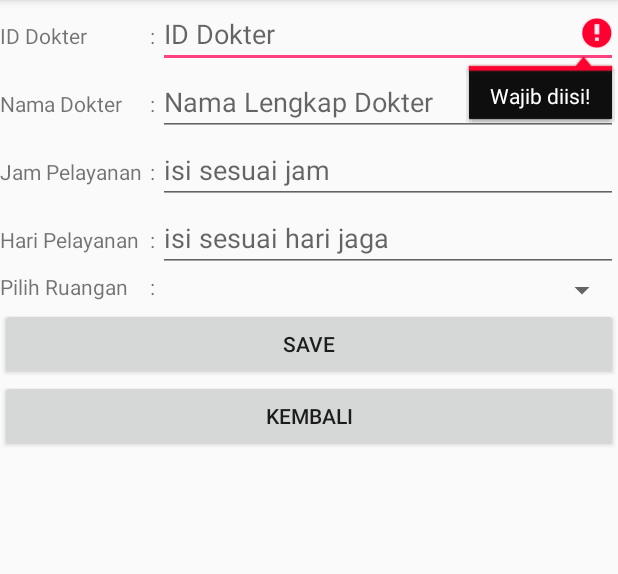
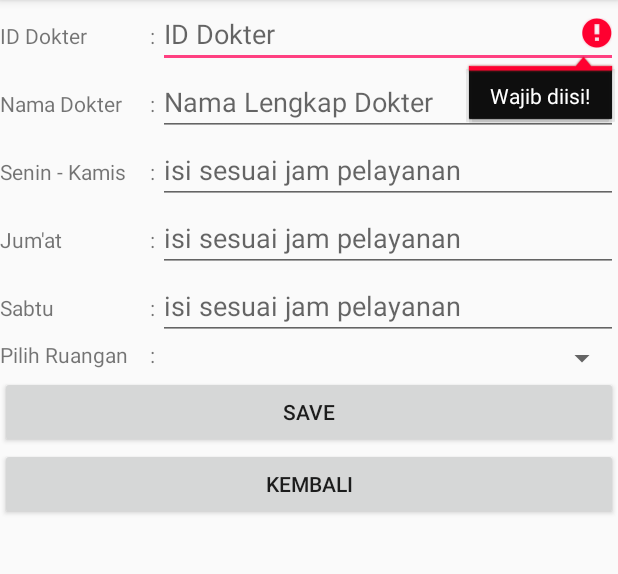
Before and after one commit to remizarezho/Tugas-Akhir-Antrian-Pasien, an Android app: the DetailPoli screen opened directly, with no data from a screen before it, after a tap on "SAVE", on a phone screen of 412 x 824 dp, the part 84-658 px from its top. Run offline under Robolectric (Android 15) with nearby library versions, the phone set to English and light mode, and no system bars; our stand-ins replace Firebase (no records; nobody signed in at launch, a user with empty details on screens opened directly).

Commit message:
+detail_layout_poli

```diff
--- a/Aplikasi/app/src/main/java/com/example/tugasakhirantrianpasien/DetailPoli.java
+++ b/Aplikasi/app/src/main/java/com/example/tugasakhirantrianpasien/DetailPoli.java
@@ -33,8 +33,9 @@ public class DetailPoli extends AppCompatActivity   implements AdapterView.OnIte
     private Button mKembali;
     private EditText editIdDokter;
     private EditText editNamaDokter;
-    private EditText editJamPelayanan;
-    private EditText editHariPelayanan;
+    private EditText editSenkam;
+    private EditText editJumat;
+    private EditText editSabtu;
 
     Spinner spinner;
 
@@ -50,8 +51,9 @@ public class DetailPoli extends AppCompatActivity   implements AdapterView.OnIte
         mKembali = findViewById(R.id.btnkembali);
         editIdDokter = findViewById(R.id.edt_idDok);
         editNamaDokter = findViewById(R.id.edt_namaDok);
-        editJamPelayanan = findViewById(R.id.edt_jamPelayanan);
-        editHariPelayanan = findViewById(R.id.edt_hariPelayanan);
+        editSenkam = findViewById(R.id.edt_senkam);
+        editJumat = findViewById(R.id.edt_jumat);
+        editSabtu = findViewById(R.id.edt_sabtu);
         spinner = findViewById(R.id.spinner1);
 
         mAuth = FirebaseAuth.getInstance();
@@ -94,15 +96,14 @@ public class DetailPoli extends AppCompatActivity   implements AdapterView.OnIte
                             Log.w(String.valueOf("aaa"), "Error getting documents.", task.getException());
                         } }
                 });
-
-
     }
 
     private void registerDokter() {
         final String iddokter = editIdDokter.getText().toString().trim();
         final String namadokter = editNamaDokter.getText().toString().trim();
-        final String jampelayanan = editJamPelayanan.getText().toString().trim();
-        final String haripelayanan = editHariPelayanan.getText().toString().trim();
+        final String senkam = editSenkam.getText().toString().trim();
+        final String jumat = editJumat.getText().toString().trim();
+        final String sabtu = editSabtu.getText().toString().trim();
 
 
         if (iddokter.isEmpty()) {
@@ -117,15 +118,21 @@ public class DetailPoli extends AppCompatActivity   implements AdapterView.OnIte
             return;
         }
 
-        if (jampelayanan.isEmpty()) {
-            editJamPelayanan.setError("Wajib diisi!");
-            editJamPelayanan.requestFocus();
+        if (senkam.isEmpty()) {
+            editSenkam.setError("Wajib diisi!");
+            editSenkam.requestFocus();
             return;
         }
 
-        if (haripelayanan.isEmpty()) {
-            editHariPelayanan.setError("Wajib diisi");
-            editHariPelayanan.requestFocus();
+        if (jumat.isEmpty()) {
+            editJumat.setError("Wajib diisi!");
+            editJumat.requestFocus();
+            return;
+        }
+
+        if (sabtu.isEmpty()) {
+            editSabtu.setError("Wajib diisi");
+            editSabtu.requestFocus();
             return;
         }
 
@@ -134,9 +141,10 @@ public class DetailPoli extends AppCompatActivity   implements AdapterView.OnIte
         Pelayanan pelayanan = new Pelayanan(
                 iddokter,
                 namadokter,
-                jampelayanan,
-                spinner.getSelectedItem().toString(),
-                haripelayanan
+                senkam,
+                jumat,
+                sabtu,
+                spinner.getSelectedItem().toString()
         );
 
         Log.d("", pelayanan.toString());
--- a/Aplikasi/app/src/main/java/com/example/tugasakhirantrianpasien/nomor_antrian2.java
+++ b/Aplikasi/app/src/main/java/com/example/tugasakhirantrianpasien/nomor_antrian2.java
@@ -52,7 +52,7 @@ public class nomor_antrian2 extends AppCompatActivity {
         database = FirebaseDatabase.getInstance();
         SimpleDateFormat format2= null;
         if (android.os.Build.VERSION.SDK_INT >= android.os.Build.VERSION_CODES.LOLLIPOP) {
-            format2 = new SimpleDateFormat("EEEE, dd MMMM yyyy", Locale.forLanguageTag("in"));
+            format2 =new SimpleDateFormat("EEEE, dd MMMM yyyy", Locale.forLanguageTag("in"));
         }
         date= format2.format(new Date());
 
@@ -72,7 +72,7 @@ public class nomor_antrian2 extends AppCompatActivity {
 
     private void getNomorAntrianAnda(){
         isfound=false;
-        DatabaseReference myRef = database.getReference(date          );
+        DatabaseReference myRef = database.getReference(date);
 
 
         myRef.addValueEventListener(new ValueEventListener() {
--- a/Aplikasi/app/src/main/res/layout/activity_detail_poli.xml
+++ b/Aplikasi/app/src/main/res/layout/activity_detail_poli.xml
@@ -62,18 +62,18 @@
                 <TextView
                     android:layout_width="100dp"
                     android:layout_height="wrap_content"
-                    android:text="Jam Pelayanan "/>
+                    android:text="Senin - Kamis"/>
                 <TextView
                     android:layout_width="5dp"
                     android:layout_height="wrap_content"
                     android:text=":"/>
-
                 <EditText
+                    android:id="@+id/edt_senkam"
                     android:layout_width="match_parent"
                     android:layout_height="wrap_content"
-                    android:id="@+id/edt_jamPelayanan"
-                    android:hint="isi sesuai jam"/>
+                    android:hint="isi sesuai jam pelayanan"/>
             </LinearLayout>
+
             <LinearLayout
                 android:layout_width="match_parent"
                 android:layout_height="wrap_content"
@@ -81,18 +81,37 @@
                 <TextView
                     android:layout_width="100dp"
                     android:layout_height="wrap_content"
-                    android:text="Hari Pelayanan "/>
+                    android:text="Jum'at"/>
                 <TextView
                     android:layout_width="5dp"
                     android:layout_height="wrap_content"
                     android:text=":"/>
-
                 <EditText
+                    android:id="@+id/edt_jumat"
                     android:layout_width="match_parent"
                     android:layout_height="wrap_content"
-                    android:id="@+id/edt_hariPelayanan"
-                    android:hint="isi sesuai hari jaga"/>
+                    android:hint="isi sesuai jam pelayanan"/>
             </LinearLayout>
+
+            <LinearLayout
+                android:layout_width="match_parent"
+                android:layout_height="wrap_content"
+                android:orientation="horizontal">
+                <TextView
+                    android:layout_width="100dp"
+                    android:layout_height="wrap_content"
+                    android:text="Sabtu"/>
+                <TextView
+                    android:layout_width="5dp"
+                    android:layout_height="wrap_content"
+                    android:text=":"/>
+                <EditText
+                    android:id="@+id/edt_sabtu"
+                    android:layout_width="match_parent"
+                    android:layout_height="wrap_content"
+                    android:hint="isi sesuai jam pelayanan"/>
+            </LinearLayout>
+
             <LinearLayout
                 android:layout_width="match_parent"
                 android:layout_height="match_parent">
```
Also changed, not shown: Aplikasi/app/src/main/java/com/example/tugasakhirantrianpasien/layout_poli.java (+51 -34 lines), Aplikasi/app/src/main/java/com/example/tugasakhirantrianpasien/model/Pelayanan.java (+25 -15 lines), Aplikasi/app/src/main/res/layout/popup_window.xml (+39 -22 lines).
